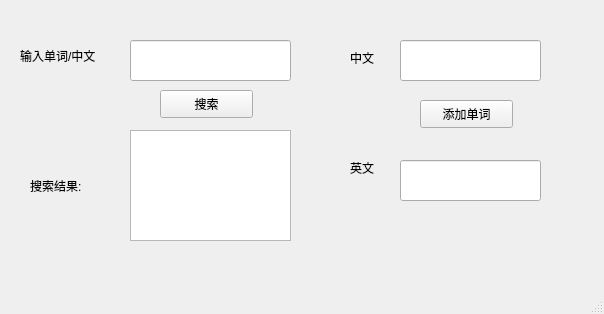
Before: the Qt Designer form dictionary.ui in JianKang-Li/playground, drawn with Qt 5.
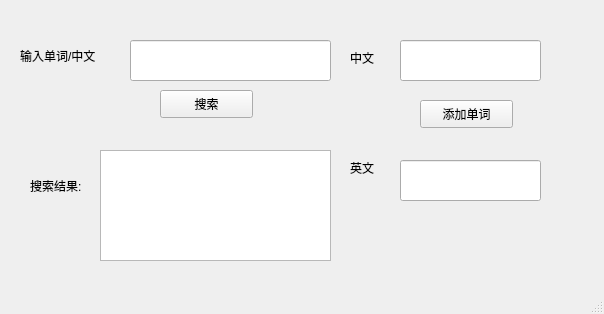
After: the same form once the commit is applied.

Commit message: 更新图标

```diff
--- a/dictionary.ui
+++ b/dictionary.ui
@@ -19,7 +19,7 @@
      <rect>
       <x>130</x>
       <y>40</y>
-      <width>161</width>
+      <width>201</width>
       <height>41</height>
      </rect>
     </property>
@@ -48,9 +48,9 @@
    <widget class="QTextBrowser" name="textBrowser">
     <property name="geometry">
      <rect>
-      <x>130</x>
-      <y>130</y>
-      <width>161</width>
+      <x>100</x>
+      <y>150</y>
+      <width>231</width>
       <height>111</height>
      </rect>
     </property>
```
The commit also changes 2 other files.
